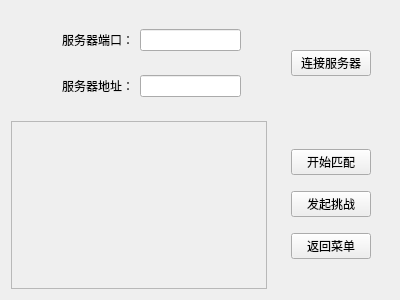
First picture: the form in multiplayerwindow.ui, repository Euler-lne/Word_Elimination, before the edit.
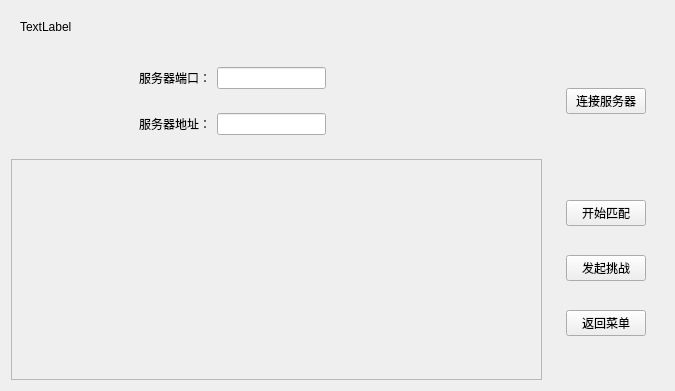
Second picture: the form after the edit.

```diff
--- a/multiplayerwindow.ui
+++ b/multiplayerwindow.ui
@@ -6,15 +6,15 @@
    <rect>
     <x>0</x>
     <y>0</y>
-    <width>400</width>
-    <height>300</height>
+    <width>675</width>
+    <height>391</height>
    </rect>
   </property>
   <property name="windowTitle">
    <string>Form</string>
   </property>
   <layout class="QGridLayout" name="gridLayout_3">
-   <item row="1" column="0">
+   <item row="2" column="0">
     <widget class="QScrollArea" name="scrollArea">
      <property name="widgetResizable">
       <bool>true</bool>
@@ -24,8 +24,8 @@
        <rect>
         <x>0</x>
         <y>0</y>
-        <width>263</width>
-        <height>174</height>
+        <width>538</width>
+        <height>229</height>
        </rect>
       </property>
       <layout class="QGridLayout" name="gridLayout">
@@ -43,40 +43,7 @@
      </widget>
     </widget>
    </item>
-   <item row="1" column="1">
-    <widget class="QWidget" name="widget_5" native="true">
-     <layout class="QVBoxLayout" name="verticalLayout_3">
-      <item>
-       <widget class="QWidget" name="widget_6" native="true">
-        <layout class="QVBoxLayout" name="verticalLayout">
-         <item>
-          <widget class="QPushButton" name="startBtn">
-           <property name="text">
-            <string>开始匹配</string>
-           </property>
-          </widget>
-         </item>
-         <item>
-          <widget class="QPushButton" name="callGameBtn">
-           <property name="text">
-            <string>发起挑战</string>
-           </property>
-          </widget>
-         </item>
-         <item>
-          <widget class="QPushButton" name="backMenuBtn">
-           <property name="text">
-            <string>返回菜单</string>
-           </property>
-          </widget>
-         </item>
-        </layout>
-       </widget>
-      </item>
-     </layout>
-    </widget>
-   </item>
-   <item row="0" column="0" colspan="2">
+   <item row="1" column="0" colspan="2">
     <widget class="QWidget" name="widget_4" native="true">
      <layout class="QGridLayout" name="gridLayout_2">
       <item row="1" column="0">
@@ -108,6 +75,32 @@
         </layout>
        </widget>
       </item>
+      <item row="0" column="1" rowspan="2">
+       <widget class="QWidget" name="widget_3" native="true">
+        <layout class="QHBoxLayout" name="horizontalLayout_3">
+         <item>
+          <spacer name="horizontalSpacer">
+           <property name="orientation">
+            <enum>Qt::Horizontal</enum>
+           </property>
+           <property name="sizeHint" stdset="0">
+            <size>
+             <width>40</width>
+             <height>20</height>
+            </size>
+           </property>
+          </spacer>
+         </item>
+         <item>
+          <widget class="QPushButton" name="connectBtn">
+           <property name="text">
+            <string>连接服务器</string>
+           </property>
+          </widget>
+         </item>
+        </layout>
+       </widget>
+      </item>
       <item row="0" column="0">
        <widget class="QWidget" name="widget" native="true">
         <layout class="QHBoxLayout" name="horizontalLayout">
@@ -137,26 +130,33 @@
         </layout>
        </widget>
       </item>
-      <item row="0" column="1" rowspan="2">
-       <widget class="QWidget" name="widget_3" native="true">
-        <layout class="QHBoxLayout" name="horizontalLayout_3">
+     </layout>
+    </widget>
+   </item>
+   <item row="2" column="1">
+    <widget class="QWidget" name="widget_5" native="true">
+     <layout class="QVBoxLayout" name="verticalLayout_3">
+      <item>
+       <widget class="QWidget" name="widget_6" native="true">
+        <layout class="QVBoxLayout" name="verticalLayout">
          <item>
-          <spacer name="horizontalSpacer">
-           <property name="orientation">
-            <enum>Qt::Horizontal</enum>
+          <widget class="QPushButton" name="startBtn">
+           <property name="text">
+            <string>开始匹配</string>
            </property>
-           <property name="sizeHint" stdset="0">
-            <size>
-             <width>40</width>
-             <height>20</height>
-            </size>
+          </widget>
+         </item>
+         <item>
+          <widget class="QPushButton" name="callGameBtn">
+           <property name="text">
+            <string>发起挑战</string>
            </property>
-          </spacer>
+          </widget>
          </item>
          <item>
-          <widget class="QPushButton" name="connectBtn">
+          <widget class="QPushButton" name="backMenuBtn">
            <property name="text">
-            <string>连接服务器</string>
+            <string>返回菜单</string>
            </property>
           </widget>
          </item>
@@ -166,6 +166,19 @@
      </layout>
     </widget>
    </item>
+   <item row="0" column="0" colspan="2">
+    <widget class="QWidget" name="widget_7" native="true">
+     <layout class="QHBoxLayout" name="horizontalLayout_4">
+      <item>
+       <widget class="QLabel" name="accountLab">
+        <property name="text">
+         <string>TextLabel</string>
+        </property>
+       </widget>
+      </item>
+     </layout>
+    </widget>
+   </item>
   </layout>
  </widget>
  <resources/>
```
